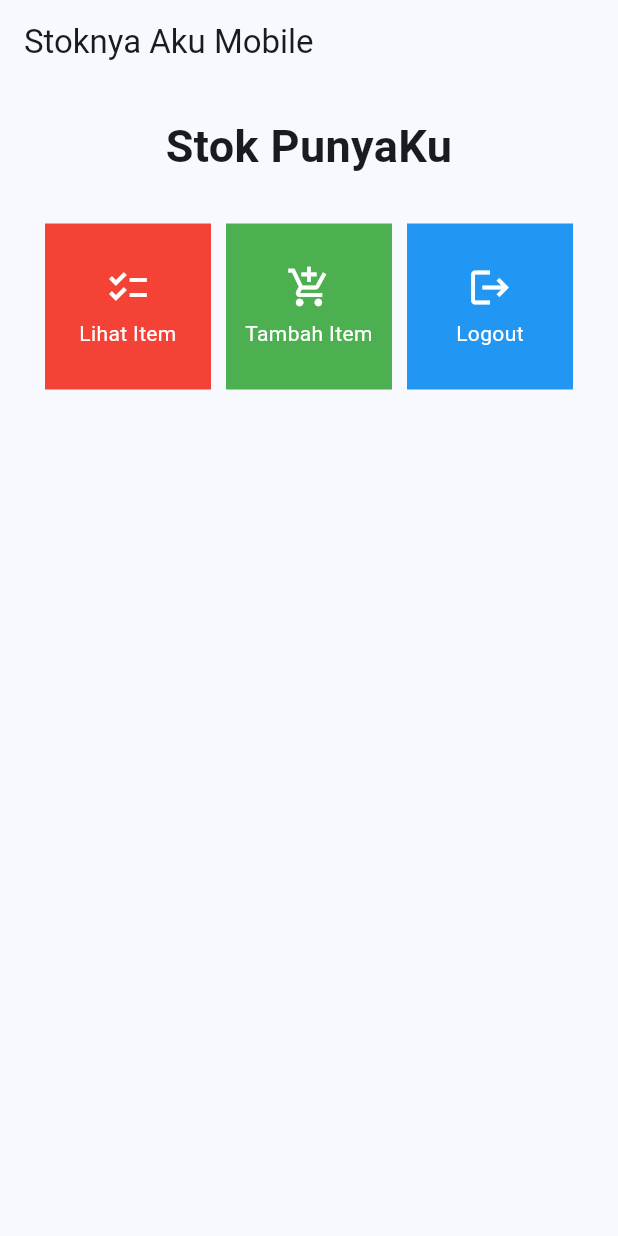
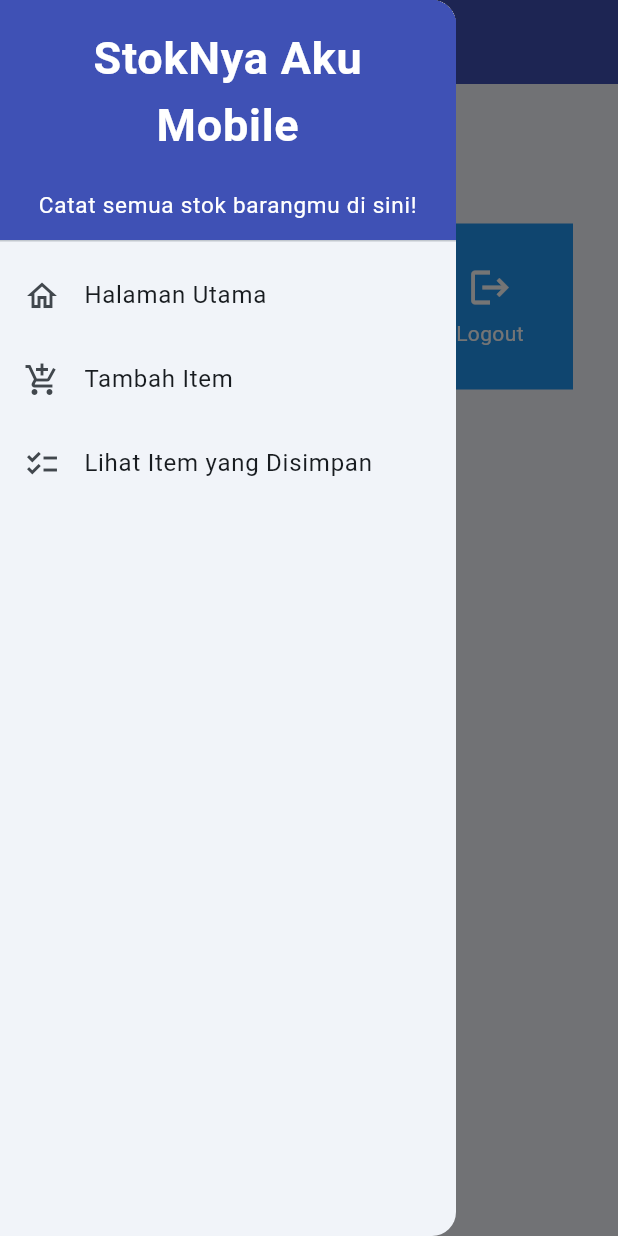
Before and after one commit to Khalishana/mytoko_stok, a Flutter app: the screen it shows after launch, with the side drawer open (before the commit the screen has no drawer), on a phone screen of 412 x 824 dp. Run offline on Flutter 3.47's test engine with Material 2 defaults, Android fonts, the phone set to English and light mode, and no system bars.

Commit message:
Tugas 8 Selesai

```diff
--- a/lib/main.dart
+++ b/lib/main.dart
@@ -1,6 +1,9 @@
 import 'package:flutter/material.dart';
-import 'package:mytoko_stok/toko.dart';
+import 'package:mytoko_stok/screens/toko.dart';
+import 'package:mytoko_stok/widgets/models.dart';
 
+List<Item> listItem = [];
+//List<Map<String, dynamic>> listItem = [];
 void main() {
   runApp(const MyApp());
 }
--- a/lib/toko.dart
+++ b/lib/screens/toko.dart
@@ -1,11 +1,16 @@
 import 'package:flutter/material.dart';
+import 'package:mytoko_stok/screens/lihat_item.dart';
+// Impor drawer widget
+import 'package:mytoko_stok/widgets/left_drawer.dart';
+import 'package:mytoko_stok/screens/liststok_form.dart'; //import ShopFormPage
+//import 'package:mytoko_stok/widgets/stok_card.dart';
 
 class MyHomePage extends StatelessWidget {
   MyHomePage({Key? key}) : super(key: key);
 
   final List<ShopItem> items = [
-    ShopItem("Lihat Item", Icons.checklist, Colors.red),
-    ShopItem("Tambah Item", Icons.add_shopping_cart, Colors.green),
+    ShopItem("Lihat Item", Icons.checklist, Colors.yellow),
+    ShopItem("Tambah Item", Icons.add_shopping_cart, Colors.orange),
     ShopItem("Logout", Icons.logout, Colors.blue),
 ];
 
@@ -25,7 +30,11 @@ class MyHomePage extends StatelessWidget {
         title: const Text(
           'Stoknya Aku Mobile',
         ),
+        backgroundColor: Colors.indigo,
+        foregroundColor: Colors.white,
       ),
+      // Masukkan drawer sebagai parameter nilai drawer dari widget Scaffold
+      drawer: const LeftDrawer(),
       body: SingleChildScrollView(
         // Widget wrapper yang dapat discroll
         child: Padding(
@@ -78,13 +87,21 @@ class ShopCard extends StatelessWidget {
     return Material(
       color: color, //atur warna setiap card
       child: InkWell(
-        // Area responsive terhadap sentuhan
         onTap: () {
           // Memunculkan SnackBar ketika diklik
           ScaffoldMessenger.of(context)
             ..hideCurrentSnackBar()
             ..showSnackBar(SnackBar(
                 content: Text("Kamu telah menekan tombol ${item.name}!")));
+          //navigate ke route lain
+          if (item.name == "Tambah Item"){
+            // implemen push buat navigasi ke shopformpage
+            Navigator.push(context,
+             MaterialPageRoute(builder: (context) => const ShopFormPage()));
+          }else if (item.name == "Lihat Item"){
+            Navigator.push(context,
+             MaterialPageRoute(builder: (context) => const LihatItem()));
+          }
         },
         child: Container(
           // Container untuk menyimpan Icon dan Text
--- /dev/null
+++ b/lib/widgets/left_drawer.dart
@@ -0,0 +1,85 @@
+import 'package:flutter/material.dart';
+import 'package:mytoko_stok/screens/lihat_item.dart';
+import 'package:mytoko_stok/screens/liststok_form.dart';
+import 'package:mytoko_stok/screens/toko.dart';
+
+class LeftDrawer extends StatelessWidget {
+  const LeftDrawer({super.key});
+
+  @override
+  Widget build(BuildContext context) {
+    return Drawer(
+      child: ListView(
+        children: [
+          const DrawerHeader(
+            decoration: BoxDecoration(
+              color: Colors.indigo,
+            ),
+            child: Column(
+              children: [
+                Text(
+                  'StokNya Aku Mobile',
+                  textAlign: TextAlign.center,
+                  style: TextStyle(
+                    fontSize: 30,
+                    fontWeight: FontWeight.bold,
+                    color: Colors.white,
+                  ),
+                ),
+                Padding(padding: EdgeInsets.all(10)),
+                Text("Catat semua stok barangmu di sini!",
+                // Tambahkan gaya teks dengan center alignment, font ukuran 15, warna putih, dan weight biasa
+                  textAlign: TextAlign.center,
+                  style: TextStyle(
+                    fontSize: 15,
+                    color: Colors.white,
+                    fontWeight: FontWeight.normal,
+                  ),
+                ),
+              ],
+            ),
+          ),
+          // routing sudah selesai
+          ListTile(
+            leading: const Icon(Icons.home_outlined),
+            title: const Text('Halaman Utama'),
+            // Bagian redirection ke MyHomePage
+            onTap: () {
+              Navigator.pushReplacement(
+                  context,
+                  MaterialPageRoute(
+                    builder: (context) => MyHomePage(),
+                  ));
+            },
+          ),
+          ListTile(
+            leading: const Icon(Icons.add_shopping_cart),
+            title: const Text('Tambah Item'),
+            // Bagian redirection ke ShopFormPage
+            onTap: () {
+              //routing ke shopformpage
+              Navigator.pushReplacement(
+                context,
+                MaterialPageRoute(
+                  builder: (context) => ShopFormPage()
+                  ));
+            },
+          ),
+          ListTile(
+            leading: const Icon(Icons.checklist),
+            title: const Text('Lihat Item yang Disimpan'),
+            // Bagian redirection ke LihatItem
+            onTap: () {
+              //routing ke LihatItem
+              Navigator.pushReplacement(
+                context,
+                MaterialPageRoute(
+                  builder: (context) => LihatItem(),
+                  ));
+            },
+          )
+        ],
+      ),
+    );
+  }
+}
--- /dev/null
+++ b/lib/widgets/models.dart
@@ -0,0 +1,12 @@
+class Item{
+  String namaItem;
+  int amountItem;
+  String description;
+  DateTime dateAdded;
+  Item({
+    required this.namaItem,
+    required this.amountItem,
+    required this.description,
+    required this.dateAdded,
+  });
+}
--- /dev/null
+++ b/lib/widgets/stok_card.dart
@@ -0,0 +1,66 @@
+import 'package:flutter/material.dart';
+import 'package:mytoko_stok/screens/lihat_item.dart';
+import 'package:mytoko_stok/screens/liststok_form.dart';
+
+class ShopCard extends StatelessWidget {
+  final ShopItem item;
+  final Color color;
+
+  const ShopCard(this.item, this.color, {super.key});
+
+  @override
+  Widget build(BuildContext context) {
+    return Material(
+      color: color, //atur warna setiap card
+      child: InkWell(
+        onTap: () {
+          // Memunculkan SnackBar ketika diklik
+          ScaffoldMessenger.of(context)
+            ..hideCurrentSnackBar()
+            ..showSnackBar(SnackBar(
+                content: Text("Kamu telah menekan tombol ${item.name}!")));
+          //navigate ke route lain
+          if (item.name == "Tambah Item"){
+            // implemen push buat navigasi ke shopformpage
+            Navigator.push(context,
+             MaterialPageRoute(builder: (context) => const ShopFormPage()));
+          } else if (item.name == "Lihat Item"){
+            // implemen push buat navigasi ke shopformpage
+            Navigator.push(context,
+             MaterialPageRoute(builder: (context) => const LihatItem()));
+          }
+        },
+        child: Container(
+          // Container untuk menyimpan Icon dan Text
+          padding: const EdgeInsets.all(8),
+          child: Center(
+            child: Column(
+              mainAxisAlignment: MainAxisAlignment.center,
+              children: [
+                Icon(
+                  item.icon,
+                  color: Colors.white,
+                  size: 30.0,
+                ),
+                const Padding(padding: EdgeInsets.all(3)),
+                Text(
+                  item.name,
+                  textAlign: TextAlign.center,
+                  style: const TextStyle(color: Colors.white),
+                ),
+              ],
+            ),
+          ),
+        ),
+      ),
+    );
+  }
+}
+
+class ShopItem {
+  final String name;
+  final IconData icon;
+  final Color color;
+
+  ShopItem(this.name, this.icon, this.color);
+}
```
Also changed, not shown: lib/screens/lihat_item.dart (added, +46 -0 lines), lib/screens/liststok_form.dart (added, +173 -0 lines), 1 other file.
